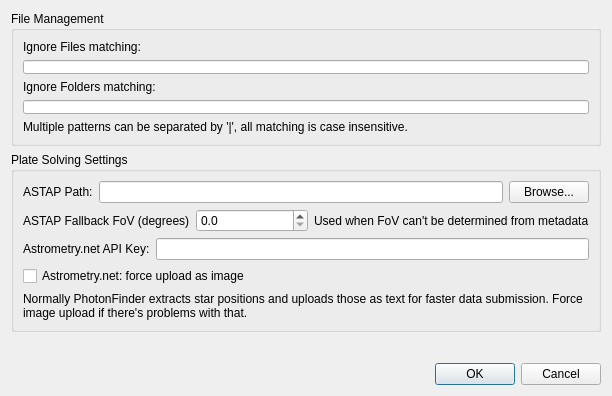
First picture: the form in photonfinder/ui/SettingsDialog.ui, repository bcolyn/PhotonFinder, before the edit.
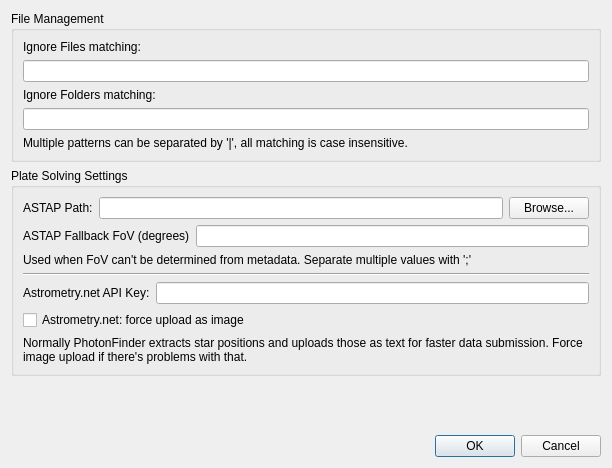
Second picture: the form after the edit.

Commit message: support multiple fallback resolutions for ASTAP

The edit to the form file:
```diff
--- a/photonfinder/ui/SettingsDialog.ui
+++ b/photonfinder/ui/SettingsDialog.ui
@@ -7,7 +7,7 @@
     <x>0</x>
     <y>0</y>
     <width>612</width>
-    <height>396</height>
+    <height>468</height>
    </rect>
   </property>
   <property name="windowTitle">
@@ -100,20 +100,30 @@
          </widget>
         </item>
         <item>
-         <widget class="QDoubleSpinBox" name="astap_fov_edit">
-          <property name="decimals">
-           <number>1</number>
+         <widget class="QLineEdit" name="astap_fov_edit">
+          <property name="sizePolicy">
+           <sizepolicy hsizetype="Minimum" vsizetype="Fixed">
+            <horstretch>1</horstretch>
+            <verstretch>0</verstretch>
+           </sizepolicy>
           </property>
          </widget>
+        </item>
+       </layout>
         </item>
         <item>
          <widget class="QLabel" name="label_5">
           <property name="text">
-           <string>Used when FoV can't be determined from metadata</string>
+         <string>Used when FoV can't be determined from metadata. Separate multiple values with ';'</string>
           </property>
          </widget>
         </item>
-       </layout>
+      <item>
+       <widget class="Line" name="line">
+        <property name="orientation">
+         <enum>Qt::Orientation::Horizontal</enum>
+        </property>
+       </widget>
       </item>
       <item>
        <layout class="QHBoxLayout" name="astrometry_layout">
@@ -168,7 +178,7 @@
      <property name="sizeHint" stdset="0">
       <size>
        <width>20</width>
-       <height>40</height>
+       <height>10</height>
       </size>
      </property>
     </spacer>
```
Lines whose indentation alone changed are shown as unchanged. The commit also changes 4 other files.
